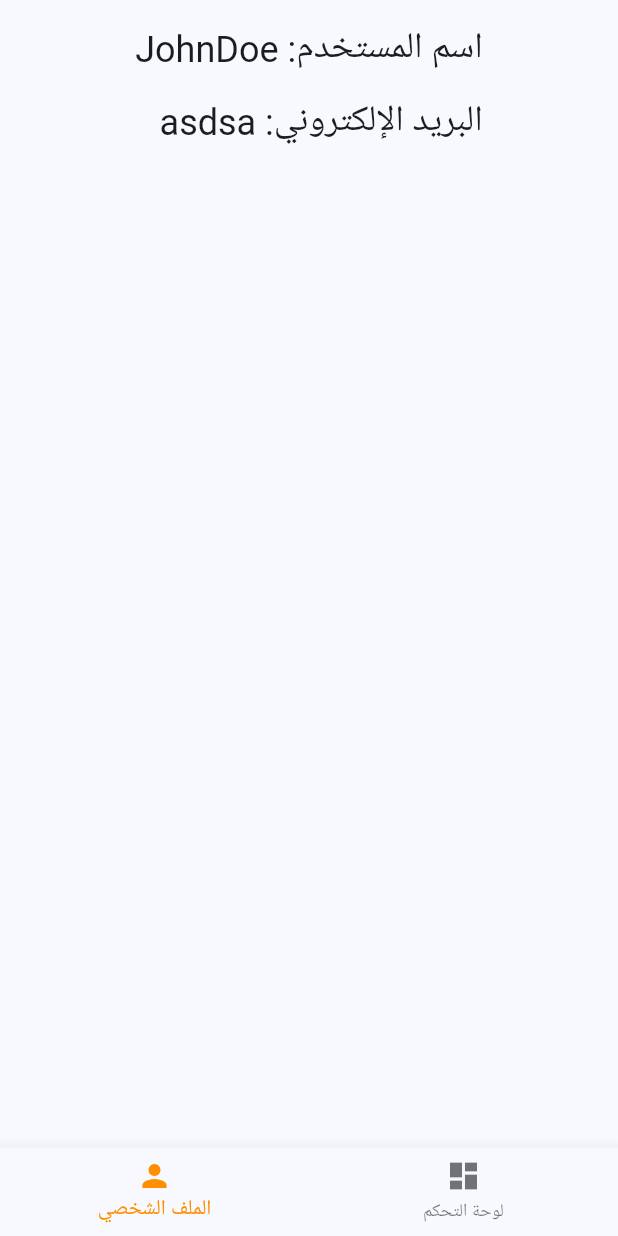
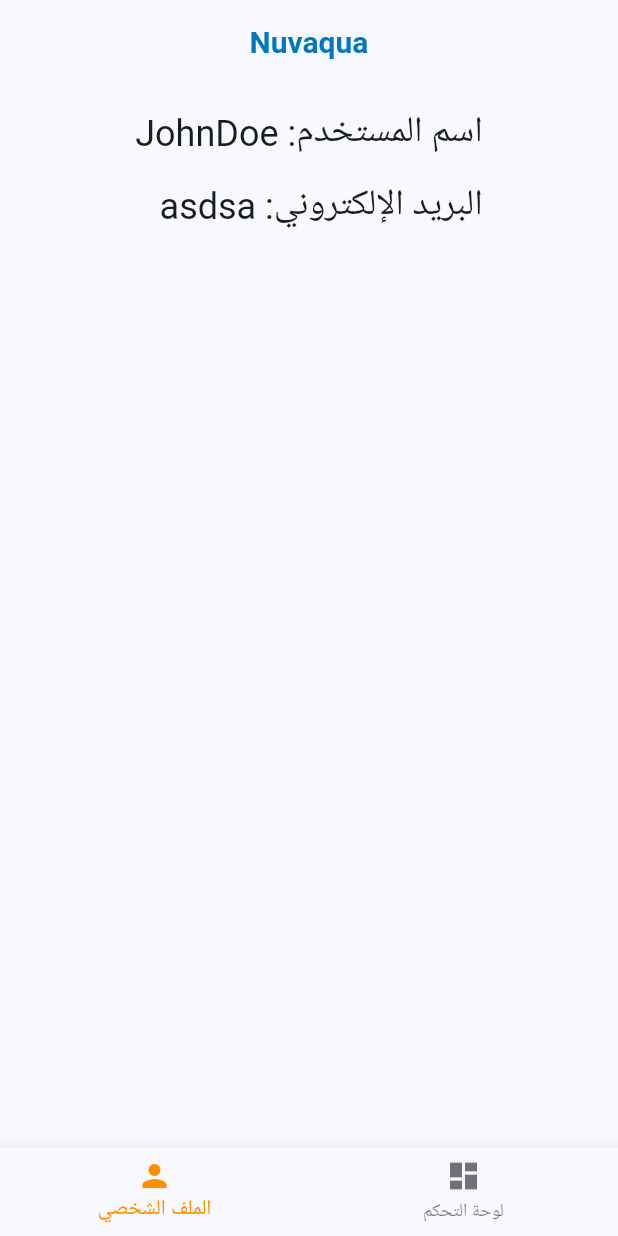
Before and after one commit to abdellatif-laghjaj/nuvaqua-mobile, a Flutter app: the DashboardPage screen opened directly with empty values, item 2 of the bottom bar chosen, on a phone screen of 412 x 824 dp. Run offline on Flutter 3.47's test engine with Material 3 defaults, Android fonts, the phone set to English and light mode, and no system bars; our stand-ins replace syncfusion_flutter_charts.

Commit message:
Update dashboard_page.dart

```diff
--- a/lib/pages/dashboard_page.dart
+++ b/lib/pages/dashboard_page.dart
@@ -28,6 +28,10 @@ class _DashboardPageState extends State<DashboardPage> {
   @override
   Widget build(BuildContext context) {
     return Scaffold(
+      appBar: AppBar(
+        title: const Text('Nuvaqua'),
+        automaticallyImplyLeading: false,
+      ),
       body: Center(
         child: _widgetOptions.elementAt(_selectedIndex),
       ),
```
